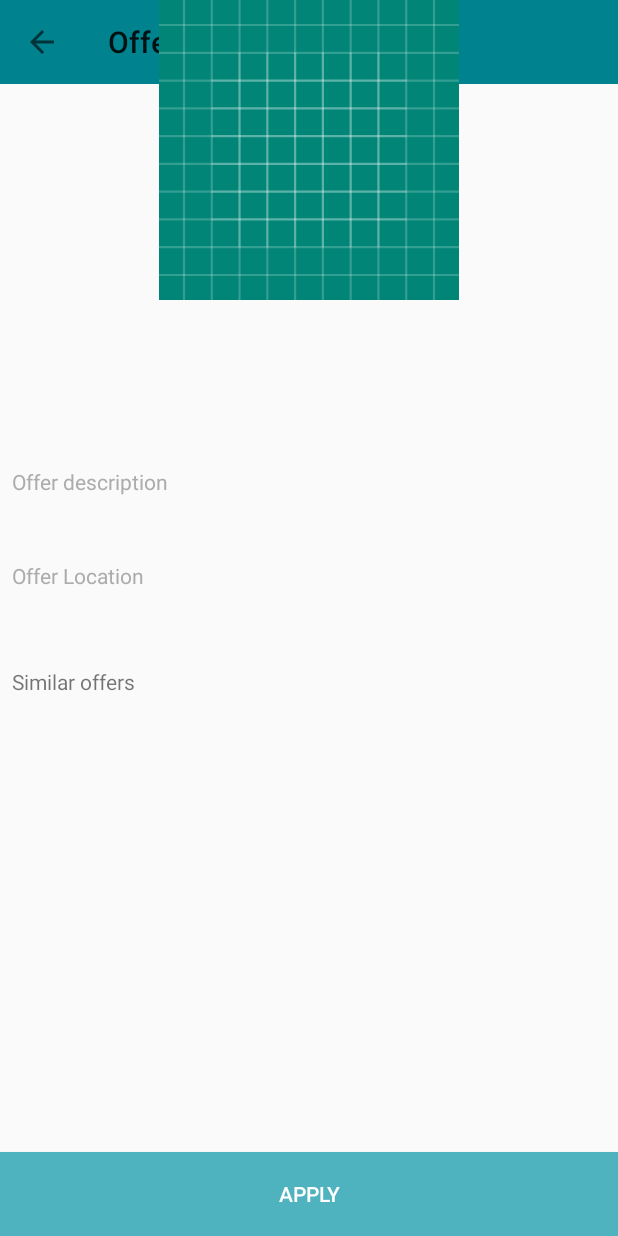
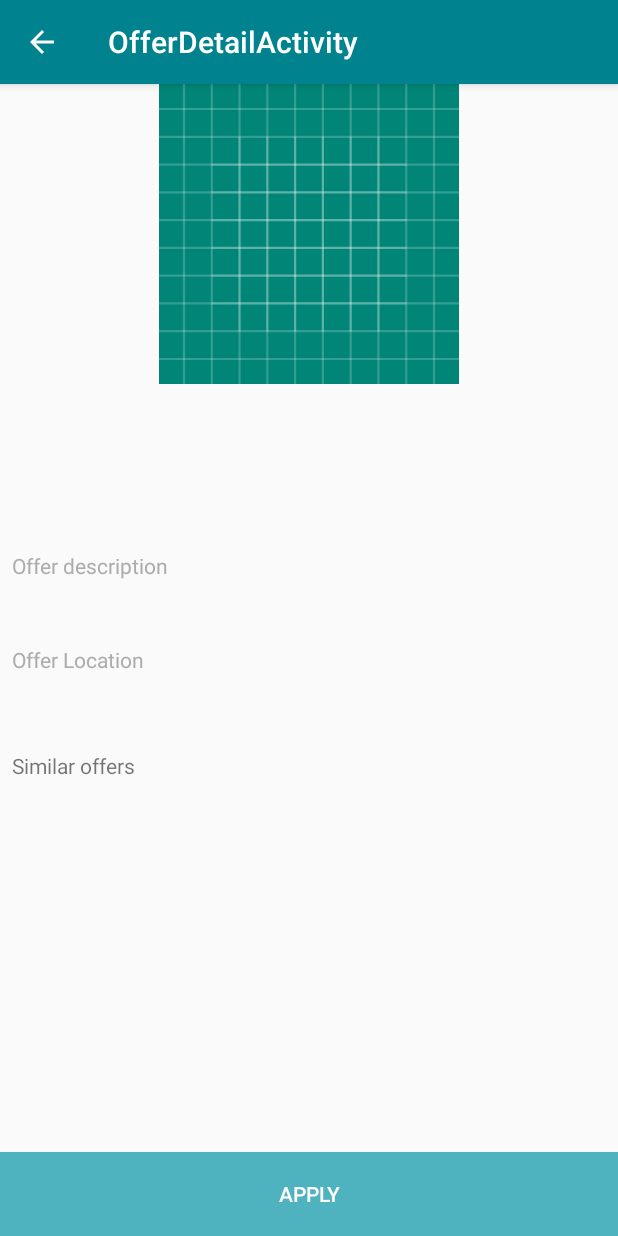
Before and after one commit to Yougourta/SmartRecruit, an Android app: the OfferDetailActivity screen opened directly, with no data from a screen before it, on a phone screen of 412 x 824 dp. Run offline under Robolectric (Android 15) with nearby library versions, the light colour scheme and no system bars; our stand-ins replace Picasso, data binding; pictures from the network do not load; 1 statement that could not run was skipped.

```diff
--- a/app/src/main/res/layout/activity_offer_detail.xml
+++ b/app/src/main/res/layout/activity_offer_detail.xml
@@ -10,27 +10,40 @@
             name="offer"
             type="fr.smartrecruit.data.JobOffer"/>
     </data>
+
     <android.support.constraint.ConstraintLayout
         android:layout_width="match_parent"
         android:layout_height="match_parent"
         tools:context=".view.activities.OfferDetailActivity">
-        <android.support.v7.widget.Toolbar
-            android:id="@+id/toolbar"
-            android:layout_width="0dp"
+
+        <android.support.design.widget.AppBarLayout
+            android:id="@+id/appBar"
+            android:layout_width="match_parent"
             android:layout_height="wrap_content"
-            android:background="?attr/colorPrimary"
+            android:layout_alignParentEnd="true"
+            android:theme="@style/AppTheme.AppBarOverlay"
             app:layout_constraintEnd_toEndOf="parent"
             app:layout_constraintStart_toStartOf="parent"
-            app:layout_constraintTop_toTopOf="parent"
-            app:popupTheme="@style/AppTheme.PopupOverlay" />
+            app:layout_constraintTop_toTopOf="parent">
+
+            <android.support.v7.widget.Toolbar
+                android:id="@+id/toolbar"
+                android:layout_width="match_parent"
+                android:layout_height="?attr/actionBarSize"
+                android:background="?attr/colorPrimary"
+                app:popupTheme="@style/AppTheme.PopupOverlay" />
+        </android.support.design.widget.AppBarLayout>
 
         <android.support.constraint.ConstraintLayout
             android:id="@+id/offer_detail_constraint"
             android:layout_width="match_parent"
             android:layout_height="match_parent"
+            android:layout_marginTop="56dp"
             android:orientation="vertical"
             app:layout_constraintBottom_toBottomOf="parent"
-            app:layout_constraintTop_toBottomOf="@+id/toolbar">
+            app:layout_constraintEnd_toEndOf="parent"
+            app:layout_constraintStart_toStartOf="parent"
+            app:layout_constraintTop_toBottomOf="@+id/appBar">
 
             <android.support.v4.widget.NestedScrollView
                 android:id="@+id/scroll_view"
```
